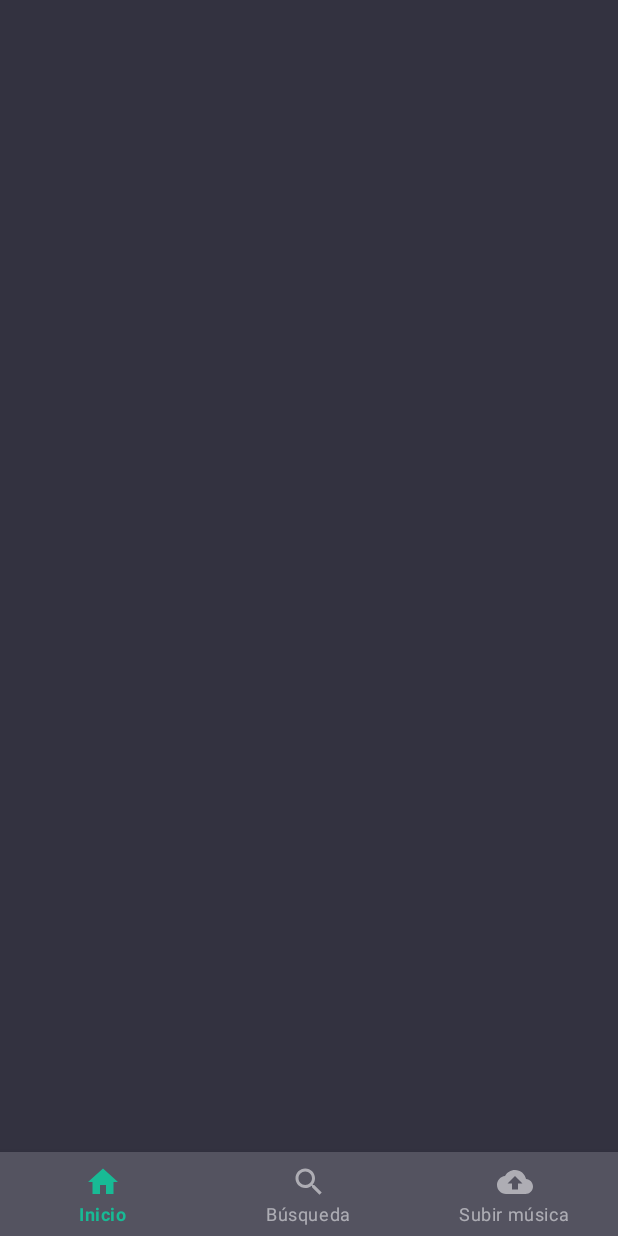
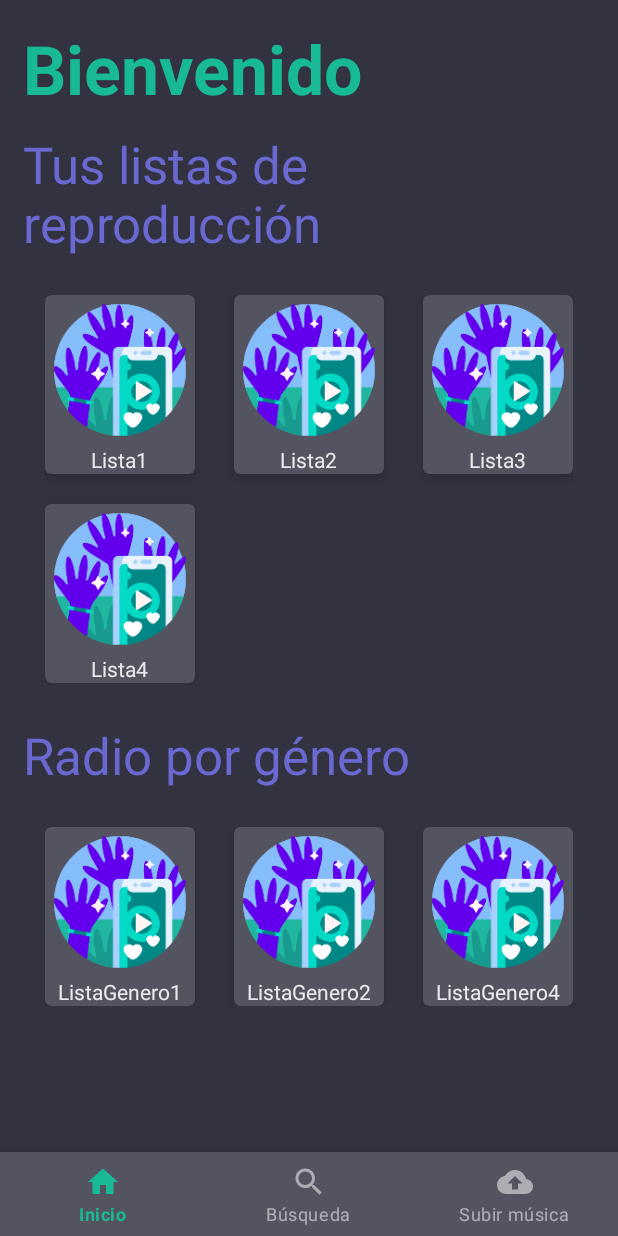
Before and after one commit to Baoasamiya2002/AppStreaming, an Android app: the Navegacion screen opened directly, with no data from a screen before it, on a phone screen of 412 x 824 dp. Run offline under Robolectric (Android 15) with nearby library versions, the phone set to English and light mode, and no system bars.

Commit message:
Agregada pantalla de inicio
Signed-off-by: Baoasamiya2002 <puxka_shikof@hotmail.com>

```diff
--- /dev/null
+++ b/app/src/main/java/com/example/myapplication/Inicio.kt
@@ -0,0 +1,108 @@
+package com.example.myapplication
+
+import android.content.Context
+import android.content.Context.LAYOUT_INFLATER_SERVICE
+import android.os.Bundle
+import android.view.LayoutInflater
+import android.view.View
+import android.view.ViewGroup
+import android.widget.BaseAdapter
+import androidx.fragment.app.Fragment
+import kotlinx.android.synthetic.main.fragment_inicio.*
+import kotlinx.android.synthetic.main.item_listareproduccion.view.*
+
+
+@Suppress("UNCHECKED_CAST")
+class Inicio : Fragment() {
+    var listaListaReproduccion : Array<ListaReproduccion> = emptyArray()
+    var listaRadioGenero : Array<ListaReproduccion> = emptyArray()
+
+    companion object {
+        fun newInstance () : Inicio = Inicio()
+    }
+
+    override fun onCreateView(inflater: LayoutInflater, container: ViewGroup?, savedInstanceState: Bundle?): View? =
+        inflater.inflate(R.layout.fragment_inicio, container, false)
+
+    override fun onActivityCreated(savedInstanceState: Bundle?) {
+        super.onActivityCreated(savedInstanceState)
+
+        getMiListaReproduccion()
+        getRadioGenero()
+
+        val caListaReproduccion = activity?.let { CustomAdapter(listaListaReproduccion, it) }
+        val caRadioGenero = activity?.let { CustomAdapter(listaRadioGenero, it) }
+
+        gvListaReproduccion.adapter = caListaReproduccion
+        gvRadio.adapter = caRadioGenero
+
+        /*gvListaReproduccion.onItemClickListener =
+            OnItemClickListener { adapterView, view, i, l ->
+                val idLista: Int = listaListaReproduccion.get(i).idLista
+                startActivity(
+                    Intent(activity, ListaReproduccionActivity::class.java).putExtra("idLista", idLista)
+                )
+            }*/
+        /*gvRadio.onItemClickListener =
+            OnItemClickListener { adapterView, view, i, l ->
+                val idLista: Int = listaRadioGenero.get(i).idLista
+                startActivity(
+                    Intent(activity, ListaReproduccionActivity::class.java).putExtra("idLista", idLista)
+                )
+            }*/
+    }
+
+    private fun getRadioGenero() {
+        val lista1 = ListaReproduccion(7, "ListaGenero1", R.mipmap.image_logo_foreground)
+        val lista2 = ListaReproduccion(8, "ListaGenero2", R.mipmap.image_logo_foreground)
+        val lista4 = ListaReproduccion(12, "ListaGenero4", R.mipmap.image_logo_foreground)
+
+        val list: MutableList<ListaReproduccion> = listaRadioGenero.toMutableList()
+        list.add(lista1)
+        list.add(lista2)
+        list.add(lista4)
+        listaRadioGenero = list.toTypedArray()
+    }
+
+    private fun getMiListaReproduccion() {
+        val lista1 = ListaReproduccion(1, "Lista1", R.mipmap.image_logo_foreground)
+        val lista2 = ListaReproduccion(2, "Lista2", R.mipmap.image_logo_foreground)
+        val lista3 = ListaReproduccion(3, "Lista3", R.mipmap.image_logo_foreground)
+        val lista4 = ListaReproduccion(5, "Lista4", R.mipmap.image_logo_foreground)
+
+        val list: MutableList<ListaReproduccion> = listaListaReproduccion.toMutableList()
+        list.add(lista1)
+        list.add(lista2)
+        list.add(lista3)
+        list.add(lista4)
+        listaListaReproduccion = list.toTypedArray()
+    }
+
+    class CustomAdapter(val listaListaReproduccion : Array<ListaReproduccion>, val context: Context) : BaseAdapter() {
+
+        val layoutInflater = (context.getSystemService(LAYOUT_INFLATER_SERVICE) as LayoutInflater)
+
+        override fun getView(position: Int, convertView: View?, parent: ViewGroup?): View {
+            val layout = layoutInflater.inflate(R.layout.item_listareproduccion, parent, false)
+            val listaReproduccion = listaListaReproduccion[position]
+
+            layout.tvNombreListareproduccion.text = listaReproduccion.nombreLista
+            layout.ivInicioListareproduccion.setImageResource(listaReproduccion.imagenLista)
+
+            return layout
+        }
+
+        override fun getItem(position: Int): Any? {
+            return null
+        }
+
+        override fun getItemId(position: Int): Long {
+            return 0
+        }
+
+        override fun getCount(): Int {
+            return listaListaReproduccion.size
+        }
+
+    }
+}
--- /dev/null
+++ b/app/src/main/java/com/example/myapplication/ListaReproduccion.kt
@@ -0,0 +1,3 @@
+package com.example.myapplication
+
+class ListaReproduccion(val idLista:Int, val nombreLista:String, val imagenLista:Int)
--- a/app/src/main/java/com/example/myapplication/Navegacion.kt
+++ b/app/src/main/java/com/example/myapplication/Navegacion.kt
@@ -24,7 +24,7 @@ class Navegacion : AppCompatActivity() {
         BottomNavigationView.OnNavigationItemSelectedListener { item ->
             var selectedFragment: Fragment? = null
             when (item.itemId) {
-                //R.id.nav_inicio -> selectedFragment = Buscar()
+                R.id.nav_inicio -> selectedFragment = Inicio()
                 R.id.nav_busqueda -> selectedFragment = Buscar()
                 //R.id.nav_subirMusica -> selectedFragment = Buscar()
             }
--- a/app/src/main/res/layout/activity_realizar_suscripcion.xml
+++ b/app/src/main/res/layout/activity_realizar_suscripcion.xml
@@ -1,5 +1,5 @@
 <?xml version="1.0" encoding="utf-8"?>
-<RelativeLayout
+<LinearLayout
         xmlns:android="http://schemas.android.com/apk/res/android"
         xmlns:tools="http://schemas.android.com/tools"
         xmlns:app="http://schemas.android.com/apk/res-auto"
@@ -75,4 +75,4 @@
             android:textAllCaps="false"
             android:layout_margin="20dp"/>
 
-</RelativeLayout>
+</LinearLayout>
--- /dev/null
+++ b/app/src/main/res/layout/fragment_inicio.xml
@@ -0,0 +1,59 @@
+<?xml version="1.0" encoding="utf-8"?>
+<LinearLayout xmlns:android="http://schemas.android.com/apk/res/android"
+              xmlns:tools="http://schemas.android.com/tools"
+              android:layout_width="match_parent"
+              android:orientation="vertical"
+              android:layout_height="match_parent"
+              android:layout_margin="10dp"
+              tools:context=".Inicio">
+
+    <TextView
+            android:id="@+id/tvBienvenida"
+            android:layout_width="match_parent"
+            android:layout_height="wrap_content"
+            android:text="@string/bienvenida"
+            android:textAppearance="@style/TextAppearance.AppCompat.Display2"
+            android:textColor="@color/verde"
+            android:layout_margin="5dp"/>
+
+    <TextView
+            android:id="@+id/tvInicioListaReproduccion"
+            android:layout_width="match_parent"
+            android:layout_height="wrap_content"
+            android:text="@string/inicioListadereproduccion"
+            android:textAppearance="@style/TextAppearance.AppCompat.Display1"
+            android:textColor="@color/morado"
+            android:layout_margin="5dp"/>
+    <GridView
+            android:layout_margin="20dp"
+            android:layout_width="wrap_content"
+            android:layout_height="wrap_content"
+            android:layout_marginTop="10dp"
+            android:numColumns="3"
+            android:verticalSpacing="20dp"
+            android:columnWidth="100dp"
+            android:gravity="center"
+            android:stretchMode="spacingWidth"
+            android:id="@+id/gvListaReproduccion"/>
+
+    <TextView
+            android:id="@+id/tvInicioRadio"
+            android:layout_width="match_parent"
+            android:layout_height="wrap_content"
+            android:text="@string/inicioRadio"
+            android:textAppearance="@style/TextAppearance.AppCompat.Display1"
+            android:textColor="@color/morado"
+            android:layout_margin="5dp"/>
+    <GridView
+            android:layout_margin="20dp"
+            android:layout_width="wrap_content"
+            android:layout_height="wrap_content"
+            android:layout_marginTop="10dp"
+            android:numColumns="3"
+            android:verticalSpacing="20dp"
+            android:columnWidth="100dp"
+            android:gravity="center"
+            android:stretchMode="spacingWidth"
+            android:id="@+id/gvRadio"/>
+
+</LinearLayout>
--- /dev/null
+++ b/app/src/main/res/layout/item_listareproduccion.xml
@@ -0,0 +1,31 @@
+<?xml version="1.0" encoding="utf-8"?>
+<androidx.cardview.widget.CardView xmlns:android="http://schemas.android.com/apk/res/android"
+                                   android:layout_width="wrap_content"
+                                   xmlns:app="http://schemas.android.com/apk/res-auto"
+                                   android:layout_margin="1dp"
+                                   android:padding="2dp"
+                                   app:cardElevation="4dp"
+                                   app:cardCornerRadius="4dp"
+                                   app:cardBackgroundColor="@color/fondo2"
+                                   android:layout_height="wrap_content">
+    <RelativeLayout
+            android:layout_width="wrap_content"
+            android:layout_height="wrap_content">
+
+        <ImageView
+                android:id="@+id/ivInicioListareproduccion"
+                android:layout_width="wrap_content"
+                android:layout_height="100dp"
+                android:layout_centerHorizontal="true"
+                android:src="@mipmap/image_logo_foreground"
+                android:scaleType="fitXY"/>
+        <TextView
+                android:layout_width="wrap_content"
+                android:layout_height="wrap_content"
+                android:text="@string/bienvenida"
+                android:layout_below="@+id/ivInicioListareproduccion"
+                android:layout_centerHorizontal="true"
+                android:id="@+id/tvNombreListareproduccion"/>
+    </RelativeLayout>
+
+</androidx.cardview.widget.CardView>
--- a/app/src/main/res/values/strings.xml
+++ b/app/src/main/res/values/strings.xml
@@ -20,4 +20,7 @@
     <string name="resultadoCancion"><b>Canciones</b></string>
     <string name="resultadoListadereproduccion"><b>Listas de reproducción</b></string>
     <string name="resultadoArtista"><b>Artistas</b></string>
+    <string name="inicioListadereproduccion">Tus listas de reproducción</string>
+    <string name="inicioRadio">Radio por género</string>
+    <string name="bienvenida"><b>Bienvenido</b></string>
 </resources>
```
